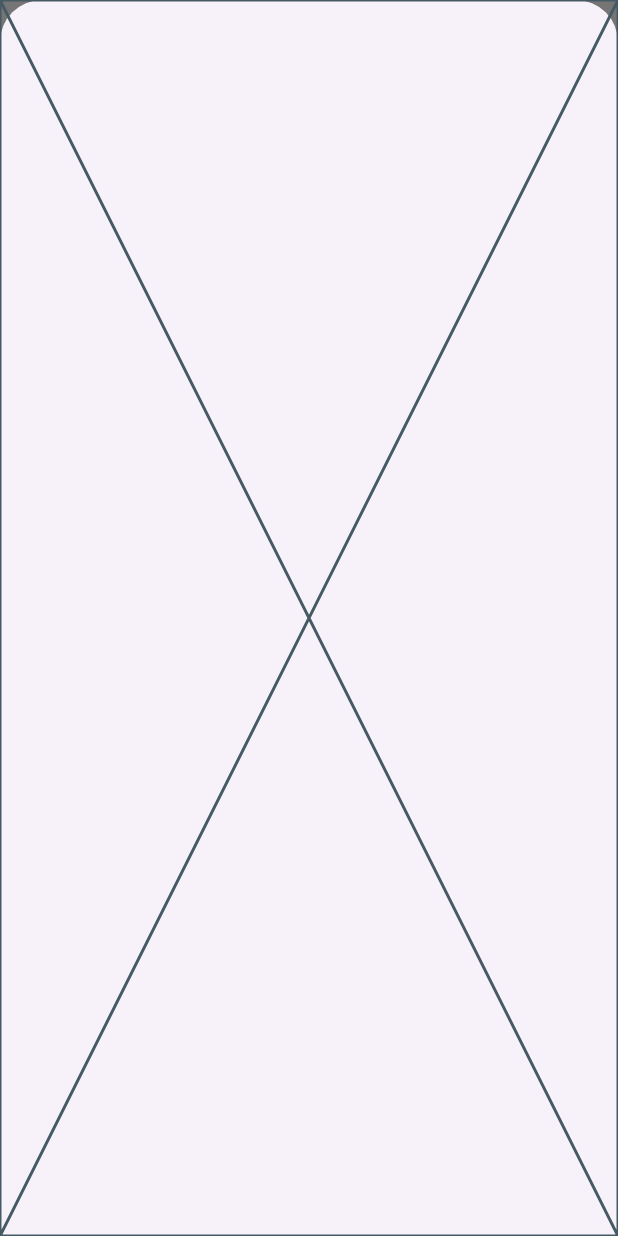
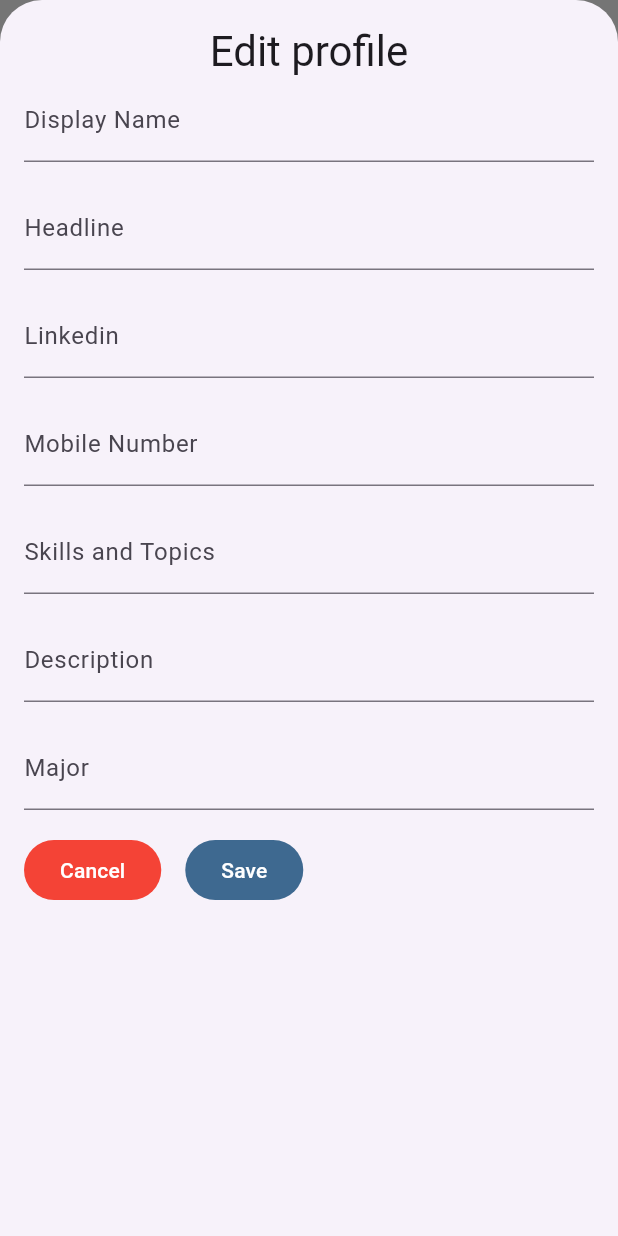
Before and after one commit to Moviles-2025-2-Grupo-Chevere/TalentBridge, a Flutter app: the MyProfile widget shown alone on an empty page, opened directly, after a tap on the "edit" icon, on a phone screen of 412 x 824 dp. Run offline on Flutter 3.47's test engine with Material 3 defaults, Android fonts, the phone set to English and light mode, and no system bars; our stand-ins replace cloud_firestore, connectivity_plus, firebase_analytics, firebase_auth, firebase_core, firebase_storage and 3 more; accounts and stored records are empty; network calls fail.

Commit message:
Feature: Add scaffolding for profile form

```diff
--- /dev/null
+++ b/talent_bridge_fl/lib/views/edit_profile/edit_profile.dart
@@ -0,0 +1,105 @@
+import 'package:flutter/material.dart';
+
+const darkBlue = Color(0xFF3E6990);
+
+class EditProfile extends StatefulWidget {
+  const EditProfile({super.key});
+
+  @override
+  State<EditProfile> createState() => _EditProfileState();
+}
+
+class _EditProfileState extends State<EditProfile> {
+  final _formKey = GlobalKey<FormState>();
+
+  _submitData() {}
+
+  @override
+  Widget build(BuildContext context) {
+    return SizedBox(
+      height: double.infinity,
+      child: Form(
+        key: _formKey,
+        child: SingleChildScrollView(
+          child: Padding(
+            padding: const EdgeInsets.all(16),
+            child: Column(
+              children: [
+                Text(
+                  'Edit profile',
+                  style: Theme.of(context).textTheme.headlineMedium,
+                ),
+                TextFormField(
+                  decoration: const InputDecoration(
+                    label: Text('Display Name'),
+                  ),
+                ),
+                SizedBox(height: 16),
+                TextFormField(
+                  decoration: const InputDecoration(
+                    label: Text('Headline'),
+                  ),
+                ),
+                SizedBox(height: 16),
+                TextFormField(
+                  decoration: const InputDecoration(
+                    label: Text('Linkedin'),
+                  ),
+                ),
+                SizedBox(height: 16),
+                TextFormField(
+                  decoration: const InputDecoration(
+                    label: Text('Mobile Number'),
+                  ),
+                  keyboardType: TextInputType.phone,
+                ),
+                SizedBox(height: 16),
+                TextFormField(
+                  decoration: const InputDecoration(
+                    label: Text('Skills and Topics'),
+                  ),
+                ),
+                SizedBox(height: 16),
+                TextFormField(
+                  decoration: const InputDecoration(
+                    label: Text('Description'),
+                  ),
+                ),
+                SizedBox(height: 16),
+                TextFormField(
+                  decoration: const InputDecoration(
+                    label: Text('Major'),
+                  ),
+                ),
+                SizedBox(height: 16),
+                Row(
+                  children: [
+                    FilledButton.icon(
+                      onPressed: () {
+                        Navigator.pop(context);
+                      },
+                      label: Text('Cancel'),
+                      style: FilledButton.styleFrom(
+                        backgroundColor: Colors.red,
+                      ),
+                    ),
+                    SizedBox(
+                      width: 16,
+                    ),
+                    FilledButton.icon(
+                      onPressed: _submitData,
+                      label: Text('Save'),
+                      style: FilledButton.styleFrom(
+                        backgroundColor: darkBlue,
+                      ),
+                    ),
+                  ],
+                ),
+              ],
+            ),
+          ),
+        ),
+      ),
+    );
+  }
+}
--- a/talent_bridge_fl/lib/views/my-profile/my_profile.dart
+++ b/talent_bridge_fl/lib/views/my-profile/my_profile.dart
@@ -12,6 +12,7 @@ import 'package:talent_bridge_fl/providers/upload_queue.dart';
 import 'package:talent_bridge_fl/services/firebase_service.dart';
 import 'package:talent_bridge_fl/services/profile_pic_storage.dart';
 import 'package:talent_bridge_fl/views/add_project/add_project.dart';
+import 'package:talent_bridge_fl/views/edit_profile/edit_profile.dart';
 
 const darkBlue = Color(0xFF3E6990);
 
@@ -184,7 +185,7 @@ class _MyProfileState extends ConsumerState<MyProfile> {
       useSafeArea: true,
       isScrollControlled: true,
       context: context,
-      builder: (context) => Placeholder(),
+      builder: (context) => EditProfile(),
     );
   }
 
--- a/talent_bridge_fl/lib/views/signup/signup.dart
+++ b/talent_bridge_fl/lib/views/signup/signup.dart
@@ -1,7 +1,6 @@
 import 'package:flutter/material.dart';
 import 'package:flutter/services.dart';
-import 'package:firebase_auth/firebase_auth.dart'; // para mapear errores conocidos
-import 'package:talent_bridge_fl/views/login/login.dart';
+import 'package:firebase_auth/firebase_auth.dart';
 import 'package:talent_bridge_fl/services/firebase_service.dart';
 
 // ---------- COLOR & SHAPE TOKENS ----------
```
